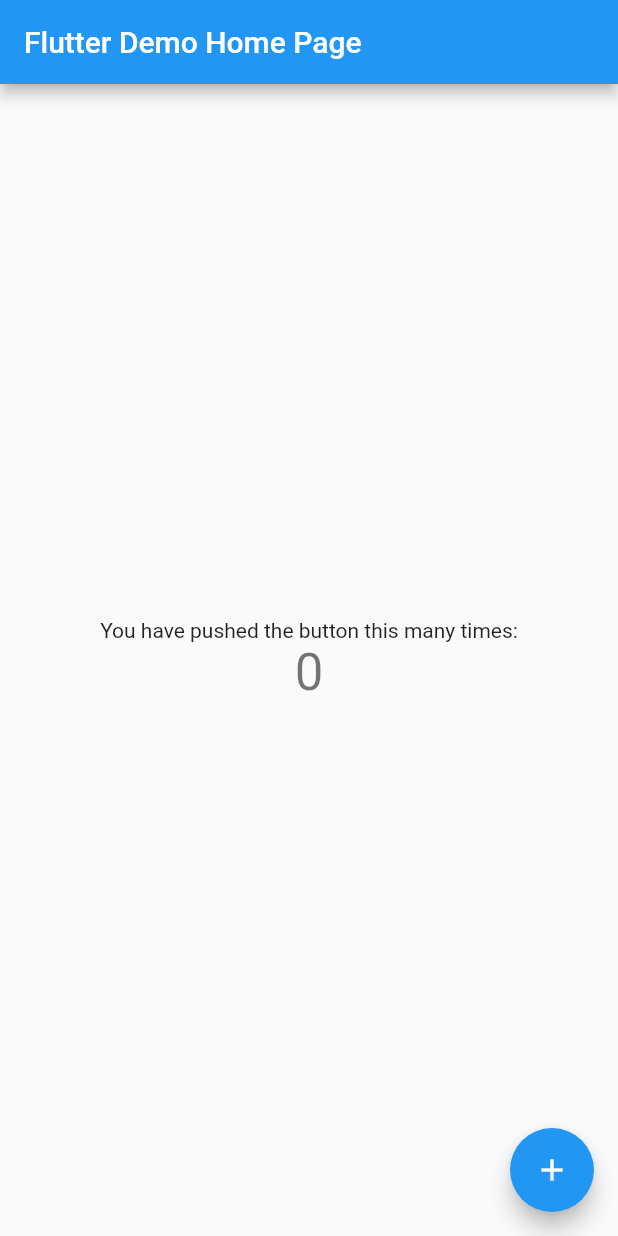
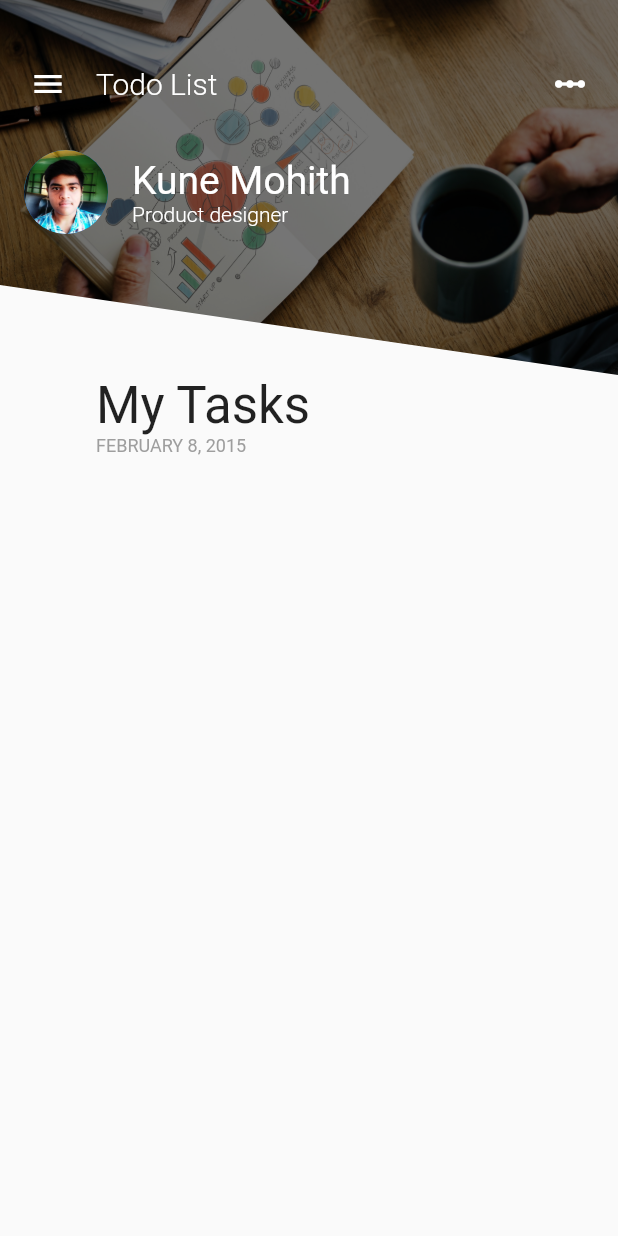
Before and after one commit to mohith7548/Flutter-Sample-Projects, a Flutter app: the screen it shows after launch, on a phone screen of 412 x 824 dp. Run offline on Flutter 3.47's test engine with Material 2 defaults, Android fonts, the phone set to English and light mode, and no system bars.

Commit message:
about to do list of tasks.

```diff
--- /dev/null
+++ b/flutter_menu_challenge/lib/diagonal_clipper_class.dart
@@ -0,0 +1,20 @@
+import 'package:flutter/material.dart';
+
+class DiagonalClipper extends CustomClipper<Path> {
+  @override
+  Path getClip(Size size) {
+    Path path = new Path();
+    path.lineTo(0.0, size.height - 60.0);
+    path.lineTo(size.width, size.height);
+    path.lineTo(size.width, 0.0);
+    path.close();
+    return path;
+  }
+
+  @override
+  bool shouldReclip(CustomClipper<Path> oldClipper) {
+    // TODO: implement shouldReclip
+    return true;
+  }
+
+}
--- a/flutter_menu_challenge/lib/main.dart
+++ b/flutter_menu_challenge/lib/main.dart
@@ -1,109 +1,164 @@
 import 'package:flutter/material.dart';
+import 'package:flutter_menu_challenge/diagonal_clipper_class.dart';
 
-void main() => runApp(new MyApp());
+void main() => runApp(MyApp());
 
 class MyApp extends StatelessWidget {
-  // This widget is the root of your application.
   @override
   Widget build(BuildContext context) {
-    return new MaterialApp(
-      title: 'Flutter Demo',
-      theme: new ThemeData(
-        // This is the theme of your application.
-        //
-        // Try running your application with "flutter run". You'll see the
-        // application has a blue toolbar. Then, without quitting the app, try
-        // changing the primarySwatch below to Colors.green and then invoke
-        // "hot reload" (press "r" in the console where you ran "flutter run",
-        // or press Run > Flutter Hot Reload in IntelliJ). Notice that the
-        // counter didn't reset back to zero; the application is not restarted.
+    return MaterialApp(
+      title: 'Flutter Menu Challenge',
+      theme: ThemeData(
         primarySwatch: Colors.blue,
       ),
-      home: new MyHomePage(title: 'Flutter Demo Home Page'),
+      home: MainPage(),
     );
   }
 }
 
-class MyHomePage extends StatefulWidget {
-  MyHomePage({Key key, this.title}) : super(key: key);
-
-  // This widget is the home page of your application. It is stateful, meaning
-  // that it has a State object (defined below) that contains fields that affect
-  // how it looks.
-
-  // This class is the configuration for the state. It holds the values (in this
-  // case the title) provided by the parent (in this case the App widget) and
-  // used by the build method of the State. Fields in a Widget subclass are
-  // always marked "final".
-
-  final String title;
-
+class MainPage extends StatefulWidget {
   @override
-  _MyHomePageState createState() => new _MyHomePageState();
+  _MainPageState createState() => _MainPageState();
 }
 
-class _MyHomePageState extends State<MyHomePage> {
-  int _counter = 0;
-
-  void _incrementCounter() {
-    setState(() {
-      // This call to setState tells the Flutter framework that something has
-      // changed in this State, which causes it to rerun the build method below
-      // so that the display can reflect the updated values. If we changed
-      // _counter without calling setState(), then the build method would not be
-      // called again, and so nothing would appear to happen.
-      _counter++;
-    });
-  }
+class _MainPageState extends State<MainPage> {
+  double _imageHeight = 250.0;
 
   @override
   Widget build(BuildContext context) {
-    // This method is rerun every time setState is called, for instance as done
-    // by the _incrementCounter method above.
-    //
-    // The Flutter framework has been optimized to make rerunning build methods
-    // fast, so that you can just rebuild anything that needs updating rather
-    // than having to individually change instances of widgets.
-    return new Scaffold(
-      appBar: new AppBar(
-        // Here we take the value from the MyHomePage object that was created by
-        // the App.build method, and use it to set our appbar title.
-        title: new Text(widget.title),
+    return Scaffold(
+      body: Stack(
+        children: <Widget>[
+          _buildImage(),
+          _buildTopHeader(),
+          _buildProfileRow(),
+          _buildBottomPart(),
+        ],
       ),
-      body: new Center(
-        // Center is a layout widget. It takes a single child and positions it
-        // in the middle of the parent.
+    );
+  }
+
+  Widget _buildBottomPart() {
+    return Padding(
+      padding: EdgeInsets.only(top: _imageHeight),
+      child: Column(
+        crossAxisAlignment: CrossAxisAlignment.start,
+        children: <Widget>[
+          _buildMyTasksHeader(),
+          _buildTasksList(),
+        ],
+      ),
+    );
+  }
+
+  //TODO
+  Widget _buildTasksList() {
+    return new Container();
+  }
+
+  Widget _buildMyTasksHeader() {
+    return new Padding(
+      padding: new EdgeInsets.only(left: 64.0),
       child: new Column(
-          // Column is also layout widget. It takes a list of children and
-          // arranges them vertically. By default, it sizes itself to fit its
-          // children horizontally, and tries to be as tall as its parent.
-          //
-          // Invoke "debug paint" (press "p" in the console where you ran
-          // "flutter run", or select "Toggle Debug Paint" from the Flutter tool
-          // window in IntelliJ) to see the wireframe for each widget.
-          //
-          // Column has various properties to control how it sizes itself and
-          // how it positions its children. Here we use mainAxisAlignment to
-          // center the children vertically; the main axis here is the vertical
-          // axis because Columns are vertical (the cross axis would be
-          // horizontal).
-          mainAxisAlignment: MainAxisAlignment.center,
+        crossAxisAlignment: CrossAxisAlignment.start,
         children: <Widget>[
           new Text(
-              'You have pushed the button this many times:',
+            'My Tasks',
+            style: new TextStyle(fontSize: 34.0),
           ),
           new Text(
-              '$_counter',
-              style: Theme.of(context).textTheme.display1,
+            'FEBRUARY 8, 2015',
+            style: new TextStyle(color: Colors.grey, fontSize: 12.0),
+          ),
+        ],
+      ),
+    );
+  }
+
+  Widget _buildImage() {
+    return ClipPath(
+      clipper: DiagonalClipper(),
+      child: Image.asset(
+        'assets/work.jpg',
+        fit: BoxFit.cover,
+        height: _imageHeight,
+        width: double.infinity,
+        colorBlendMode: BlendMode.darken,
+        color: Colors.black54,
+      ),
+    );
+  }
+
+  Widget _buildTopHeader() {
+    return Padding(
+      padding: const EdgeInsets.symmetric(horizontal: 8.0, vertical: 32.0),
+      child: Row(
+        children: <Widget>[
+          IconButton(
+            icon: Icon(Icons.menu),
+            onPressed: () {},
+            color: Colors.white,
+          ),
+          Expanded(
+            child: Padding(
+              padding: const EdgeInsets.only(left: 8.0),
+              child: Text(
+                'Todo List',
+                style: TextStyle(
+                  fontSize: 20.0,
+                  color: Colors.white,
+                  fontWeight: FontWeight.w300,
+                ),
+              ),
+            ),
+          ),
+          IconButton(
+            icon: Icon(Icons.linear_scale),
+            onPressed: () {},
+            color: Colors.white,
+          ),
+        ],
+      ),
+    );
+  }
+
+  Widget _buildProfileRow() {
+    return new Padding(
+      padding: new EdgeInsets.only(left: 16.0, top: _imageHeight / 2.5),
+      child: new Row(
+        children: <Widget>[
+          new CircleAvatar(
+            minRadius: 28.0,
+            maxRadius: 28.0,
+            backgroundImage: new AssetImage('assets/me.jpg'),
+          ),
+          new Padding(
+            padding: const EdgeInsets.only(left: 16.0),
+            child: new Column(
+              crossAxisAlignment: CrossAxisAlignment.start,
+              mainAxisSize: MainAxisSize.min,
+              children: <Widget>[
+                new Text(
+                  'Kune Mohith',
+                  style: new TextStyle(
+                    fontSize: 26.0,
+                    color: Colors.white,
+                    fontWeight: FontWeight.w400,
+                  ),
+                ),
+                new Text(
+                  'Product designer',
+                  style: new TextStyle(
+                    fontSize: 14.0,
+                    color: Colors.white,
+                    fontWeight: FontWeight.w300,
+                  ),
                 ),
               ],
             ),
           ),
-      floatingActionButton: new FloatingActionButton(
-        onPressed: _incrementCounter,
-        tooltip: 'Increment',
-        child: new Icon(Icons.add),
-      ), // This trailing comma makes auto-formatting nicer for build methods.
+        ],
+      ),
     );
   }
 }
```
Also changed, not shown: flutter_menu_challenge/pubspec.yaml (+4 -3 lines), flutter_menu_challenge/assets/me.jpg (added), flutter_menu_challenge/assets/watch.jpg (added), flutter_menu_challenge/assets/work.jpg (added). Lines whose indentation alone changed are shown as unchanged.
